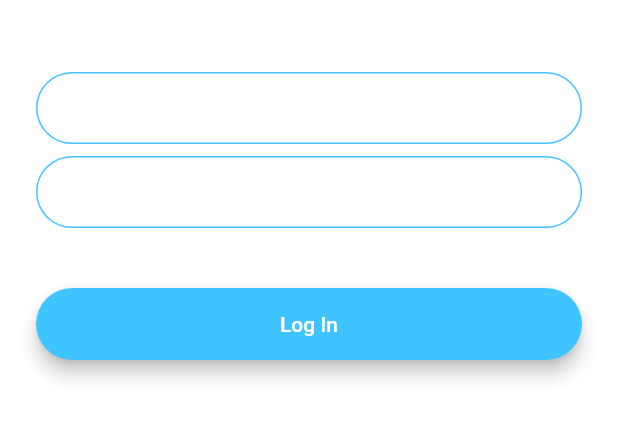
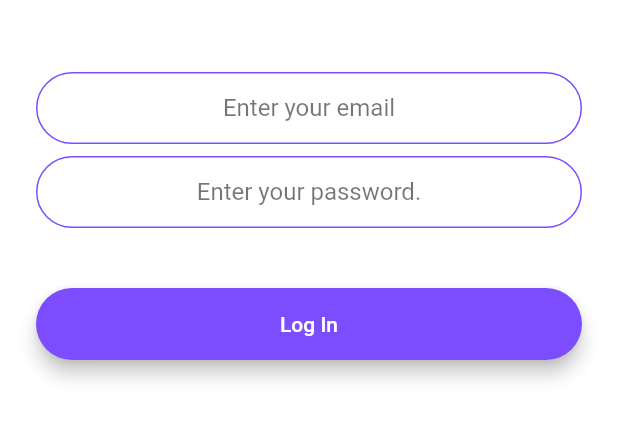
Before and after one commit to Phant0m-a/flash-chat-app, a Flutter app: the screen it shows after launch, after a tap on "Log In", on a phone screen of 412 x 824 dp, the part 576-1018 px from its top. Run offline on Flutter 3.47's test engine with Material 2 defaults, Android fonts, the phone set to English and light mode, and no system bars; our stand-ins replace animated_text_kit, cloud_firestore, firebase_auth, modal_progress_hud; accounts and stored records are empty.

Commit message:
updated login
theme updated

```diff
--- a/lib/screens/login_screen.dart
+++ b/lib/screens/login_screen.dart
@@ -26,11 +26,13 @@ class _LoginScreenState extends State<LoginScreen> {
             mainAxisAlignment: MainAxisAlignment.center,
             crossAxisAlignment: CrossAxisAlignment.stretch,
             children: <Widget>[
-              Hero(
-                tag: 'logo',
-                child: Container(
-                  height: 200.0,
-                  child: Image.asset('images/logo.png'),
+              Flexible(
+                child: Hero(
+                  tag: 'logo',
+                  child: Container(
+                    height: 200.0,
+                    child: Image.asset('images/logo.png'),
+                  ),
                 ),
               ),
               SizedBox(
@@ -47,6 +49,7 @@ class _LoginScreenState extends State<LoginScreen> {
                 },
                 decoration: InputDecoration(
                   hintText: 'Enter your email',
+                  hintStyle: TextStyle(color: Colors.black54),
                   contentPadding:
                       EdgeInsets.symmetric(vertical: 10.0, horizontal: 20.0),
                   border: OutlineInputBorder(
@@ -54,12 +57,14 @@ class _LoginScreenState extends State<LoginScreen> {
                   ),
                   enabledBorder: OutlineInputBorder(
                     borderSide:
-                        BorderSide(color: Colors.lightBlueAccent, width: 1.0),
+                        // BorderSide(color: Colors.lightBlueAccent, width: 1.0),
+                        BorderSide(color: Colors.deepPurpleAccent, width: 1.0),
                     borderRadius: BorderRadius.all(Radius.circular(32.0)),
                   ),
                   focusedBorder: OutlineInputBorder(
                     borderSide:
-                        BorderSide(color: Colors.lightBlueAccent, width: 2.0),
+                        // BorderSide(color: Colors.lightBlueAccent, width: 2.0),
+                        BorderSide(color: Colors.deepPurpleAccent, width: 1.0),
                     borderRadius: BorderRadius.all(Radius.circular(32.0)),
                   ),
                 ),
@@ -68,6 +73,7 @@ class _LoginScreenState extends State<LoginScreen> {
                 height: 8.0,
               ),
               TextField(
+                obscureText: true,
                 textAlign: TextAlign.center,
                 style: TextStyle(
                   color: Colors.black,
@@ -78,6 +84,7 @@ class _LoginScreenState extends State<LoginScreen> {
                 },
                 decoration: InputDecoration(
                   hintText: 'Enter your password.',
+                  hintStyle: TextStyle(color: Colors.black54),
                   contentPadding:
                       EdgeInsets.symmetric(vertical: 10.0, horizontal: 20.0),
                   border: OutlineInputBorder(
@@ -85,12 +92,14 @@ class _LoginScreenState extends State<LoginScreen> {
                   ),
                   enabledBorder: OutlineInputBorder(
                     borderSide:
-                        BorderSide(color: Colors.lightBlueAccent, width: 1.0),
+                        // BorderSide(color: Colors.lightBlueAccent, width: 1.0),
+                        BorderSide(color: Colors.deepPurpleAccent, width: 1.0),
                     borderRadius: BorderRadius.all(Radius.circular(32.0)),
                   ),
                   focusedBorder: OutlineInputBorder(
                     borderSide:
-                        BorderSide(color: Colors.lightBlueAccent, width: 2.0),
+                        // BorderSide(color: Colors.lightBlueAccent, width: 2.0),
+                        BorderSide(color: Colors.deepPurpleAccent, width: 1.0),
                     borderRadius: BorderRadius.all(Radius.circular(32.0)),
                   ),
                 ),
@@ -101,7 +110,8 @@ class _LoginScreenState extends State<LoginScreen> {
               Padding(
                 padding: EdgeInsets.symmetric(vertical: 16.0),
                 child: Material(
-                  color: Colors.lightBlueAccent,
+                  // color: Colors.lightBlueAccent,
+                  color: Colors.deepPurpleAccent,
                   borderRadius: BorderRadius.all(Radius.circular(30.0)),
                   elevation: 5.0,
                   child: MaterialButton(
```
